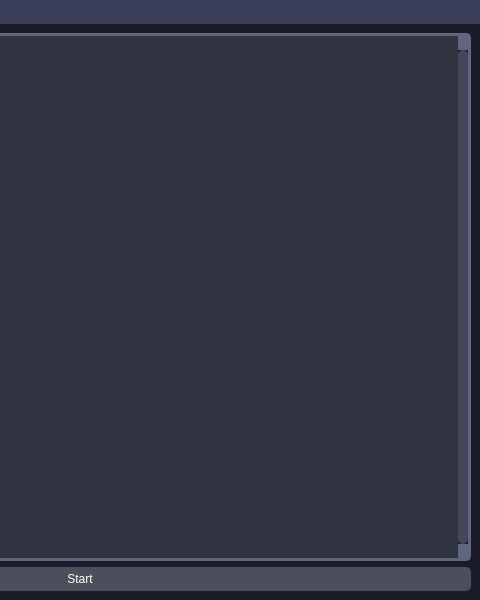
This is src/view/mainwindow.ui in daitenshionyan/vrfbcalc-cpp as Qt 5 draws it before an edit; both pictures show x 320 to 800 and y 0 to 600 of the 800 by 600 pixel window. The edited form follows.
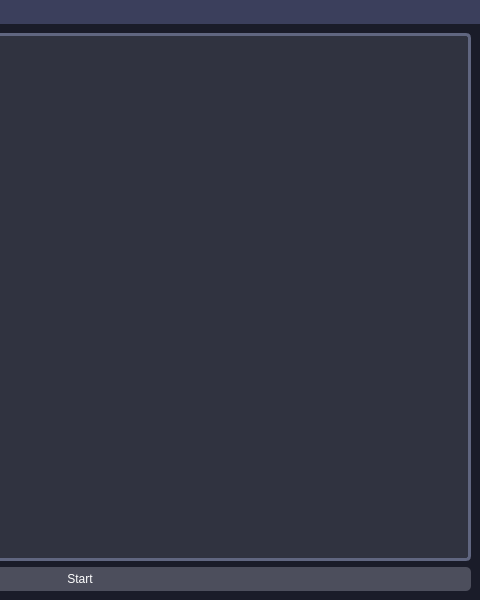
This is the edited form.

Commit message: Add remaining style

The edit to the form file:
```diff
--- a/src/view/mainwindow.ui
+++ b/src/view/mainwindow.ui
@@ -15,10 +15,19 @@
   </property>
   <property name="styleSheet">
    <string notr="true">QWidget {
-	background-color: #1A1C29;
+	background-color: transparent;
 	color: white;
 }
 
+
+
+QDialog, #windowBackground {
+	background-color: #1A1C29;
+}
+
+
+
+
 QMenuBar {
 	background-color: #3B3F5C;
 	spacing: 3px;
@@ -39,6 +48,31 @@
 	background: #657FF8;
 }
 
+
+
+QGroupBox {
+	font: bold;
+    border: 2px solid #4A4C5E;
+    border-radius: 5px;
+    margin-top: 6px;
+}
+
+QGroupBox::title {
+	color: #4A4C5E;
+	subcontrol-origin: margin;
+    left: 9px;
+	padding: 0px 5px 0px 5px;
+}
+
+
+
+#CEDataSetFormFrame, #CEDataEntryForm  {
+	background-color: rgba(148, 148, 148, 30);
+	border-radius: 5px;
+}
+
+
+
 QPlainTextEdit {
 	background-color: #303340;
 	border-color: #606680;
@@ -47,17 +81,31 @@
 	border-width: 3px;
 }
 
+
+
+
 QPushButton {
 	border-radius: 5px;
 	background-color: #4C4E5C;
 	padding: 5px 5px;
 }
 
-QPushButton:disable {
+QPushButton:hover {
+	background-color: #41434F;
+} 
+
+QPushButton:pressed {
+	background-color: #373943;
+}
+	
+QPushButton:disabled {
 	background-color: #272833;
 }
 
-#startBtn, #buttonBox *[text=OK], #buttonBox *[text=Cancel] {
+QPushButton[text=&quot;Start&quot;],
+QPushButton[text=&quot;OK&quot;],
+QPushButton[text=&quot;Cancel&quot;],
+QPushButton[text=&quot;Add&quot;] {
 	border-radius: 13px;
 }
 
@@ -65,34 +113,35 @@
 	width: 100px;
 }
 
-#startBtn, #buttonBox *[text=OK] {
+QPushButton[text=&quot;Start&quot;], QPushButton[text=&quot;OK&quot;]  {
 	background-color: #657FF8;
 }
 
-#startBtn:hover, #buttonBox *[text=OK]:hover {
+QPushButton[text=&quot;Start&quot;]:hover, QPushButton[text=&quot;OK&quot;]:hover  {
 	background-color: #5166C5;
 }
 
-#startBtn:pressed, #buttonBox *[text=OK]:pressed {
+QPushButton[text=&quot;Start&quot;]:pressed, QPushButton[text=&quot;OK&quot;]:pressed  {
 	background-color: #3C4C92;
 }
 
-#delBtn {
-	background-color: #CD1B1B;
+QPushButton[text=&quot;Delete&quot;] {
+	background-color: #C85252;
 }
 
-#delBtn:hover {
-	background-color: #9A1414;
+QPushButton[text=&quot;Delete&quot;]:hover {
+	background-color: #AE4747;
 }
 
-#delBtn:pressed {
-	background-color: #660D0D;
+QPushButton[text=&quot;Delete&quot;]:pressed {
+	background-color: #943D3D;
 }
 
 
+
+
 QLineEdit {
 	background-color: #303340;
-	height: 22px;
 	border-color: #606680;
 	border-radius: 5px;
 	border-style: solid;
@@ -106,121 +155,55 @@
 
 
 
-QWidget {
-	background-color: #1A1C29;
-	color: white;
-}
-
-QMenuBar {
-	background-color: #3B3F5C;
-	spacing: 3px;
-}
-
-QMenuBar::item {
-	background-color: transparent;
-	border-radius: 5px;
-	color: white;
-	padding: 5px 5px;
-}
-
-QMenuBar::item:selected {
-	background: #657FF8;
-}
-
-QMenuBar::item:pressed {
-	background: #657FF8;
-}
-
-QPlainTextEdit {
+QDoubleSpinBox {
 	background-color: #303340;
 	border-color: #606680;
 	border-radius: 5px;
 	border-style: solid;
-	border-width: 3px;
+	border-width: 2px;
 }
 
-QPushButton {
-	border-radius: 5px;
-	background-color: #4C4E5C;
-	padding: 5px 5px;
+QDoubleSpinBox::up-button, QDoubleSpinBox::down-button  {
+	width: 0px;
 }
 
-QPushButton:disable {
-	background-color: #272833;
-}
 
-#startBtn, #buttonBox *[text=OK], #buttonBox *[text=Cancel] {
-	border-radius: 13px;
-}
 
-#buttonBox *[text=OK], #buttonBox *[text=Cancel] {
-	width: 100px;
-}
 
-#startBtn, #buttonBox *[text=OK] {
-	background-color: #657FF8;
+QScrollArea {
+	border: 2px solid #606680;
+	border-radius: 5px;
 }
 
-#startBtn:hover, #buttonBox *[text=OK]:hover {
-	background-color: #5166C5;
-}
 
-#startBtn:pressed, #buttonBox *[text=OK]:pressed {
-	background-color: #3C4C92;
-}
 
-#delBtn {
-	background-color: #CD1B1B;
-}
 
-#delBtn:hover {
-	background-color: #9A1414;
-}
-
-#delBtn:pressed {
-	background-color: #660D0D;
-}
-
-
-QLineEdit {
-	background-color: #303340;
-	height: 22px;
+QScrollBar:vertical {
+	background: #3A3C4D;
 	border-color: #606680;
-	border-radius: 5px;
-	border-style: solid;
-	border-width: 2px;
+	width: 10px;
+	margin: 5px 0 5px 0;
 }
 
-QLineEdit:disabled {
-	background-color: #272833;
-	border-color: transparent;
-}
-
-
-
- QScrollBar:vertical {
-     background: #1A1C29;
-     width: 10px;
-     margin: 10px 0 10px 0;
- }
- QScrollBar::handle:vertical {
-     background: #43475A;
-     min-height: 20px;
+QScrollBar::handle:vertical {
+	background: #4C5066;
+	min-height: 20px;
 	margin: 4px 0px 4px 0px;
 	border-radius: 5px;
- }
- QScrollBar::add-line:vertical {
-     border: 2px solid #606680;
-     background: #606680;
-     height: 10px;
-     subcontrol-position: bottom;
-     subcontrol-origin: margin;
- }
+}
+
+QScrollBar::add-line:vertical {
+    border: 2px solid #606680;
+    background: #606680;
+    height: 5px;
+    subcontrol-position: bottom;
+    subcontrol-origin: margin;
+}
 
  QScrollBar::sub-line:vertical {
      border: 2px solid #606680;
      background: #606680;
-     height: 10px;
+     height: 5px;
      subcontrol-position: top;
      subcontrol-origin: margin;
  }
@@ -229,7 +212,7 @@
      background: none;
  }</string>
   </property>
-  <widget class="QWidget" name="centralwidget">
+  <widget class="QWidget" name="windowBackground">
    <layout class="QVBoxLayout" name="verticalLayout">
     <item>
      <widget class="QPlainTextEdit" name="outputArea">
@@ -244,9 +227,6 @@
       <property name="frameShadow">
        <enum>QFrame::Plain</enum>
       </property>
-      <property name="verticalScrollBarPolicy">
-       <enum>Qt::ScrollBarAlwaysOn</enum>
-      </property>
       <property name="horizontalScrollBarPolicy">
        <enum>Qt::ScrollBarAlwaysOff</enum>
       </property>
```
The commit also changes 3 other files.
